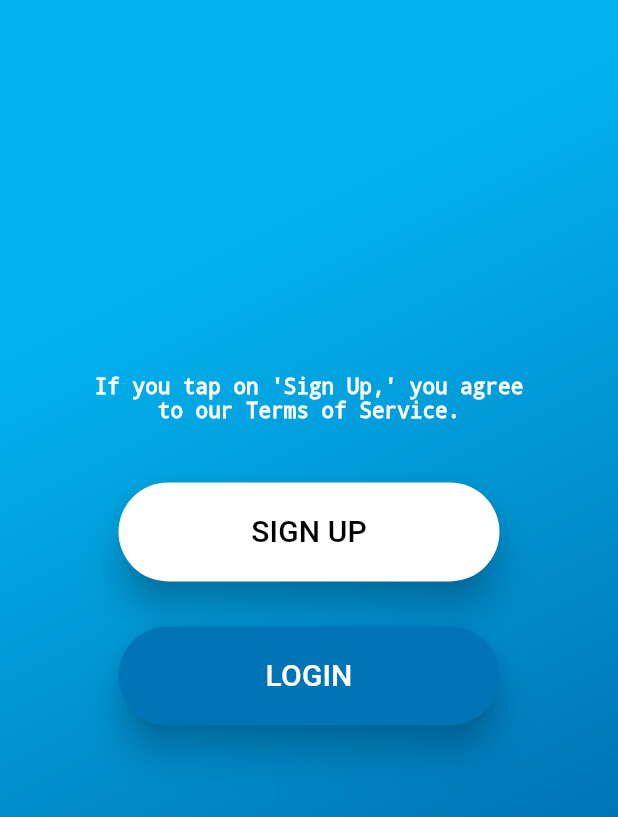
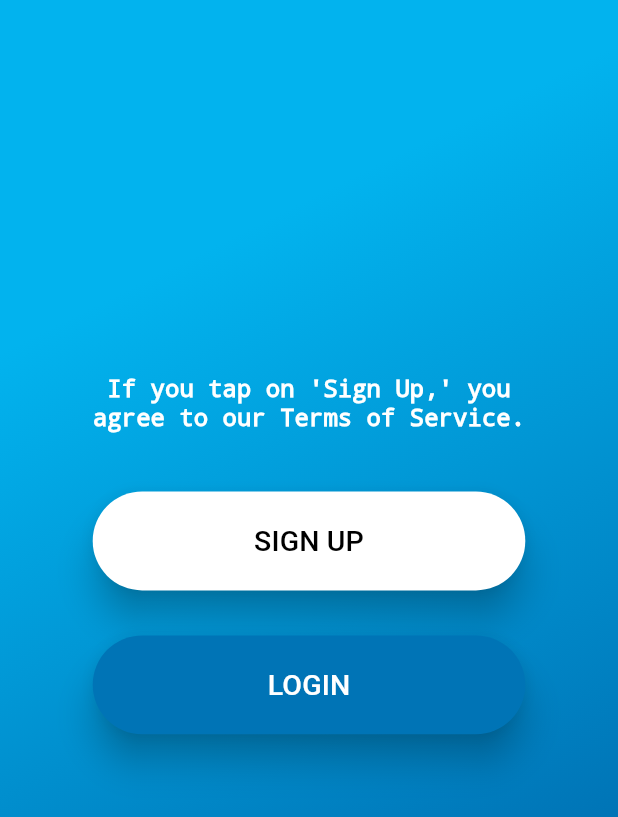
Before and after one commit to danielholzwarth/flexus, a Flutter app: the screen it shows after launch, on a phone screen of 412 x 824 dp, the part 419-1236 px from its top. Run offline on Flutter 3.47's test engine with Material 3 defaults, Android fonts, the phone set to English and light mode, and no system bars.

Commit message:
refactor: refactor app and user settings

```diff
--- a/app/lib/pages/login/startup.dart
+++ b/app/lib/pages/login/startup.dart
@@ -1,4 +1,4 @@
-import 'package:app/resources/app_colors.dart';
+import 'package:app/resources/app_settings.dart';
 import 'package:app/resources/user_settings.dart';
 import 'package:app/widgets/flexus_button.dart';
 import 'package:app/widgets/flexus_gradient_container.dart';
@@ -11,8 +11,8 @@ class StartUpPage extends StatelessWidget {
   @override
   Widget build(BuildContext context) {
     return FlexusGradientContainer(
-      topColor: AppColors.startUp,
-      bottomColor: AppColors.primary,
+      topColor: AppSettings.startUp,
+      bottomColor: AppSettings.primary,
       child: isLoggedIn
           ? Column(
               children: [
@@ -20,15 +20,15 @@ class StartUpPage extends StatelessWidget {
                 Icon(
                   Icons.star,
                   size: 100,
-                  color: AppColors.background,
+                  color: AppSettings.background,
                 ),
                 const SizedBox(height: 20),
                 Text(
                   "FLEXUS",
                   style: TextStyle(
-                    color: AppColors.fontV1,
+                    color: AppSettings.fontV1,
                     decoration: TextDecoration.none,
-                    fontSize: UserAppSettings.fontsize + 20,
+                    fontSize: AppSettings.fontsizeMainTitle,
                   ),
                   textAlign: TextAlign.center,
                 ),
@@ -38,9 +38,9 @@ class StartUpPage extends StatelessWidget {
                   child: Text(
                     "If you tap on 'Sign Up,' you agree to our Terms of Service.",
                     style: TextStyle(
-                      color: AppColors.fontV1,
+                      color: AppSettings.fontV1,
                       decoration: TextDecoration.none,
-                      fontSize: UserAppSettings.fontsize - 8,
+                      fontSize: AppSettings.fontsizeSubDescription,
                     ),
                     textAlign: TextAlign.center,
                   ),
@@ -51,8 +51,8 @@ class StartUpPage extends StatelessWidget {
                 FlexusButton(
                   text: "LOGIN",
                   route: "/login",
-                  backgroundColor: AppColors.backgroundV2,
-                  fontColor: AppColors.fontV1,
+                  backgroundColor: AppSettings.backgroundV1,
+                  fontColor: AppSettings.fontV1,
                 ),
               ],
             )
@@ -60,7 +60,7 @@ class StartUpPage extends StatelessWidget {
               child: Icon(
                 Icons.star,
                 size: 200,
-                color: AppColors.background,
+                color: AppSettings.background,
               ),
             ),
     );
--- a/app/lib/resources/app_colors.dart
+++ /dev/null
@@ -1,15 +0,0 @@
-import 'package:app/resources/user_settings.dart';
-import 'package:flutter/services.dart';
-
-class AppColors {
-  static Color get primary => UserAppSettings.isDarkmode ? const Color(0xFF00FF00) : const Color(0xFF0074B6);
-  static Color get primaryV1 => UserAppSettings.isDarkmode ? const Color(0xFF00FF00) : const Color(0x500074B6);
-  static Color get primaryV2 => UserAppSettings.isDarkmode ? const Color(0xFF00FF00) : const Color(0x300074B6);
-  static Color get startUp => UserAppSettings.isDarkmode ? const Color(0xFF00FF00) : const Color(0xFF02B3EE);
-  static Color get background => UserAppSettings.isDarkmode ? const Color(0xFF00FF00) : const Color(0xFFFFFFFF);
-  static Color get backgroundV2 => UserAppSettings.isDarkmode ? const Color(0xFF00FF00) : const Color(0xFF0074B6);
-  static Color get error => UserAppSettings.isDarkmode ? const Color(0xFF00FF00) : const Color(0xFFB02020);
-  static Color get font => UserAppSettings.isDarkmode ? const Color(0xFF00FF00) : const Color(0xFF000000);
-  static Color get fontV1 => UserAppSettings.isDarkmode ? const Color(0xFF00FF00) : const Color(0xFFFFFFFF);
-  static Color get blocked => UserAppSettings.isDarkmode ? const Color(0xFF00FF00) : const Color(0x30FFFFFF);
-}
--- /dev/null
+++ b/app/lib/resources/app_settings.dart
@@ -0,0 +1,26 @@
+import 'package:app/resources/user_settings.dart';
+import 'package:flutter/services.dart';
+
+class AppSettings {
+  //Colors
+  static Color get primary => UserSettings.isDarkmode ? const Color(0xFF00FF00) : const Color(0xFF0074B6);
+  static Color get primaryShade80 => UserSettings.isDarkmode ? const Color(0xFF00FF00) : const Color(0x500074B6);
+  static Color get primaryShade48 => UserSettings.isDarkmode ? const Color(0xFF00FF00) : const Color(0x300074B6);
+  static Color get startUp => UserSettings.isDarkmode ? const Color(0xFF00FF00) : const Color(0xFF02B3EE);
+  static Color get background => UserSettings.isDarkmode ? const Color(0xFF00FF00) : const Color(0xFFFFFFFF);
+  static Color get backgroundV1 => UserSettings.isDarkmode ? const Color(0xFF00FF00) : const Color(0xFF0074B6);
+  static Color get error => UserSettings.isDarkmode ? const Color(0xFF00FF00) : const Color(0xFFB02020);
+  static Color get font => UserSettings.isDarkmode ? const Color(0xFF00FF00) : const Color(0xFF000000);
+  static Color get fontV1 => UserSettings.isDarkmode ? const Color(0xFF00FF00) : const Color(0xFFFFFFFF);
+  static Color get blocked => UserSettings.isDarkmode ? const Color(0xFF00FF00) : const Color(0x30FFFFFF);
+
+  //Style
+  static double elevation = 10.0;
+
+  //Fontsize
+  static double fontsize = UserSettings.fontsize;
+  static double fontsizeTitle = UserSettings.fontsize + 8;
+  static double fontsizeMainTitle = UserSettings.fontsize + 20;
+  static double fontsizeDescription = UserSettings.fontsize - 3;
+  static double fontsizeSubDescription = UserSettings.fontsize - 6;
+}
--- a/app/lib/resources/user_settings.dart
+++ b/app/lib/resources/user_settings.dart
@@ -1,4 +1,4 @@
-class UserAppSettings {
+class UserSettings {
   static var fontsize = 22.0;
   static var isDarkmode = false;
   static var language = "deutsch";
--- a/app/lib/widgets/flexus_button.dart
+++ b/app/lib/widgets/flexus_button.dart
@@ -1,4 +1,4 @@
-import 'package:app/resources/app_colors.dart';
+import 'package:app/resources/app_settings.dart';
 import 'package:app/resources/user_settings.dart';
 import 'package:flutter/material.dart';
 
@@ -19,22 +19,23 @@ class FlexusButton extends StatelessWidget {
   Widget build(BuildContext context) {
     final screenWidth = MediaQuery.of(context).size.width;
     final screenHeight = MediaQuery.of(context).size.height;
-    return ElevatedButton(
+    return SizedBox(
+      width: screenWidth * 0.7,
+      height: screenHeight * 0.08,
+      child: ElevatedButton(
         onPressed: () {
           Navigator.pushNamed(context, route);
         },
-      style:
-          ButtonStyle(backgroundColor: MaterialStateProperty.all(backgroundColor ?? AppColors.background), elevation: MaterialStateProperty.all(10)),
-      child: SizedBox(
-        width: screenWidth * 0.5,
-        height: screenHeight * 0.08,
-        child: Center(
+        style: ButtonStyle(
+          backgroundColor: MaterialStateProperty.all(backgroundColor ?? AppSettings.background),
+          elevation: MaterialStateProperty.all(AppSettings.elevation),
+        ),
         child: Text(
+          textAlign: TextAlign.center,
           text,
           style: TextStyle(
-              color: fontColor ?? AppColors.font,
-              fontSize: UserAppSettings.fontsize - 2,
-            ),
+            color: fontColor ?? AppSettings.font,
+            fontSize: AppSettings.fontsizeDescription,
           ),
         ),
       ),
```
Lines whose indentation alone changed are shown as unchanged.
